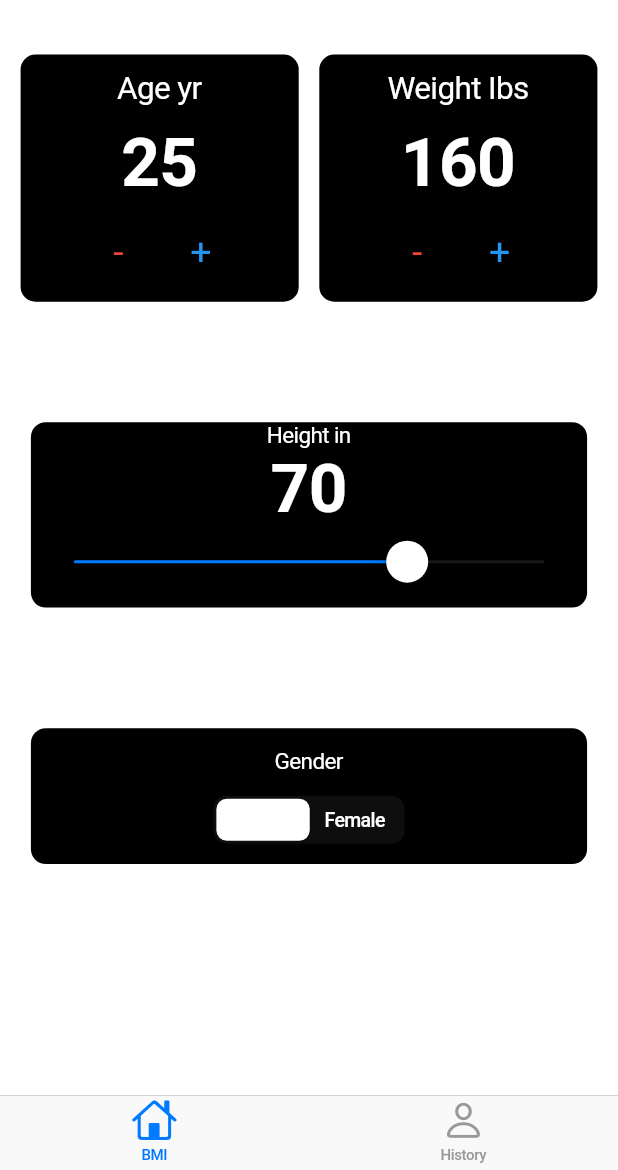
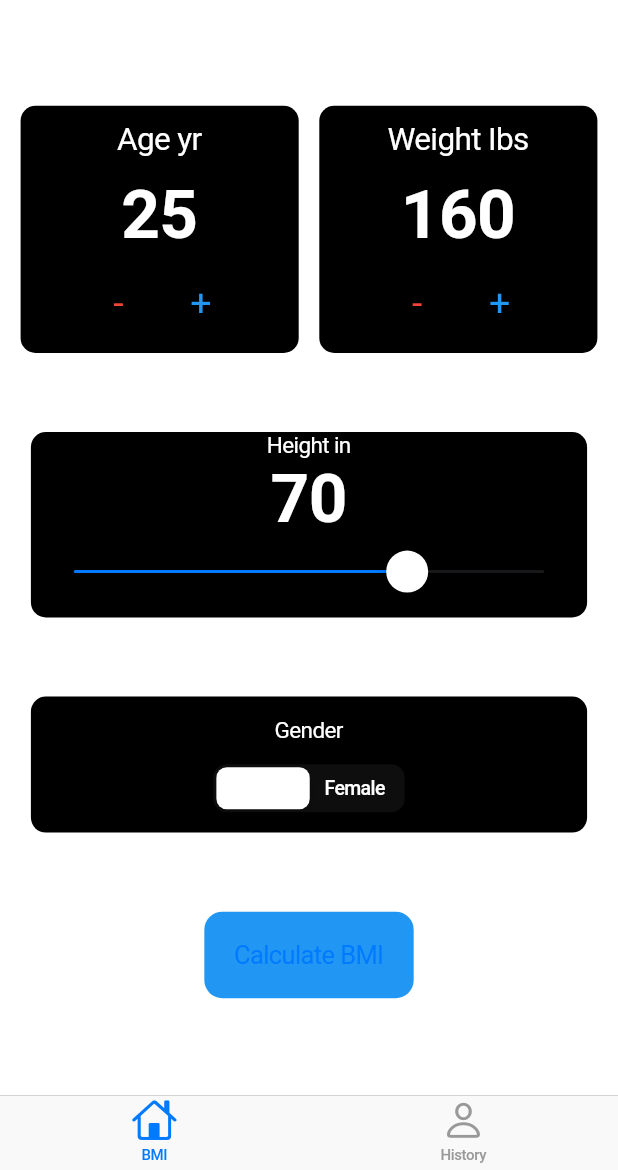
Before and after one commit to WilfredNjeunwi/FlutterLearn, a Flutter app: the screen it shows after launch, on a phone screen of 412 x 824 dp, the part 66-1236 px from its top. Run offline on Flutter 3.47's test engine with Material 2 defaults, Android fonts, the phone set to English and light mode, and no system bars; our stand-ins replace dio.

Commit message:
added cupertino button

```diff
--- a/ibmi/lib/pages/bmi_page.dart
+++ b/ibmi/lib/pages/bmi_page.dart
@@ -1,3 +1,5 @@
+import 'dart:math';
+
 import 'package:flutter/cupertino.dart';
 import 'package:flutter/material.dart';
 import 'package:ibmi/widgets/info_card.dart';
@@ -16,6 +18,7 @@ class _BMIPageState extends State<BMIPage> {
     _deviceHeight = MediaQuery.of(context).size.height;
     _deviceWidth = MediaQuery.of(context).size.width;
     return CupertinoPageScaffold(
+        child: Center(
       child: Container(
           height: _deviceHeight! * 0.85,
           child: Column(
@@ -31,8 +34,10 @@ class _BMIPageState extends State<BMIPage> {
               ),
               _heightSelectContainer(),
               _genderSelectContainer(),
+              _calculateBMIButton(),
             ],
-            )));
+          )),
+    ));
   }
 
   Widget _ageSelectContainer() {
@@ -188,12 +193,14 @@ class _BMIPageState extends State<BMIPage> {
 
   Widget _genderSelectContainer() {
     return InfoCard(
+      width: _deviceWidth! * 0.9,
+      height: _deviceHeight! * 0.11,
       child: Column(
         mainAxisSize: MainAxisSize.max,
         mainAxisAlignment: MainAxisAlignment.spaceEvenly,
         crossAxisAlignment: CrossAxisAlignment.center,
         children: [
-          Text("Gender",
+          const Text("Gender",
               style: TextStyle(
                   fontSize: 15,
                   fontWeight: FontWeight.w400,
@@ -217,8 +224,24 @@ class _BMIPageState extends State<BMIPage> {
               })
         ],
       ),
-      width: _deviceWidth! * 0.9,
-      height: _deviceHeight! * 0.11,
+    );
+  }
+
+  Widget _calculateBMIButton() {
+    return Container(
+      height: _deviceHeight! * .07,
+      child: CupertinoButton(
+          color: Colors.blue,
+          child: const Text(
+            "Calculate BMI",
+            //style: TextStyle(color: Colors.white),
+          ),
+          onPressed: () {
+            if (_height > 0 && _weight > 0 && _age > 0) {
+              double _bmi = (_weight / pow(_height, 2)) * 783;
+              print(_bmi);
+            }
+          }),
     );
   }
 }
```
Lines whose indentation alone changed are shown as unchanged.
